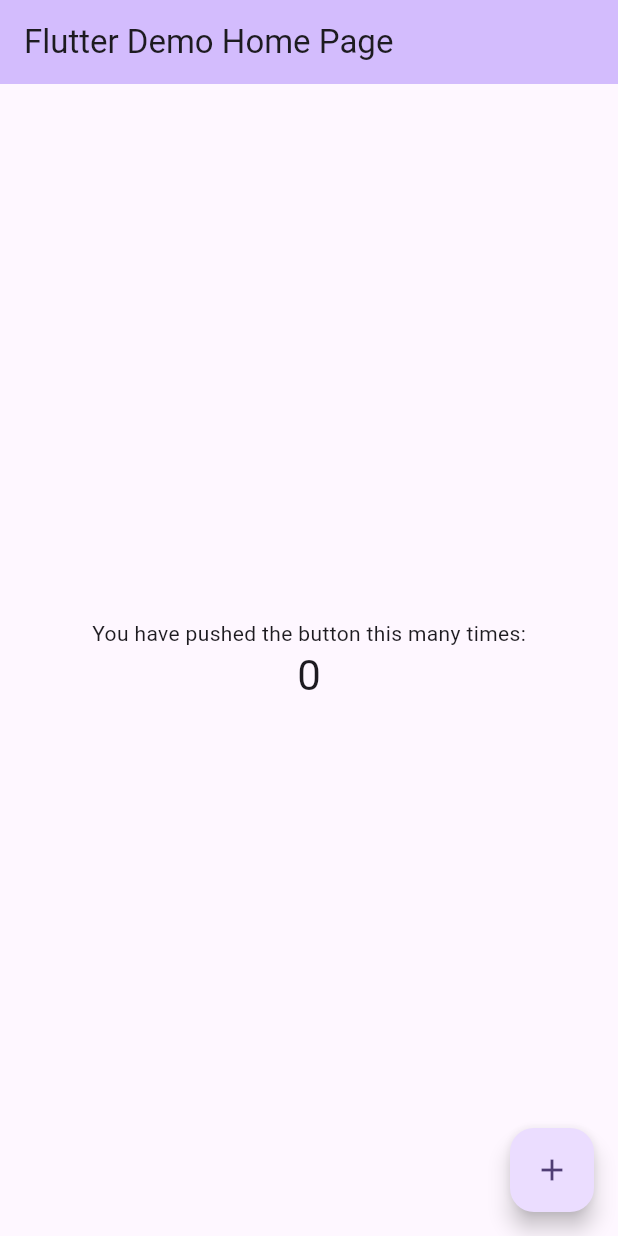
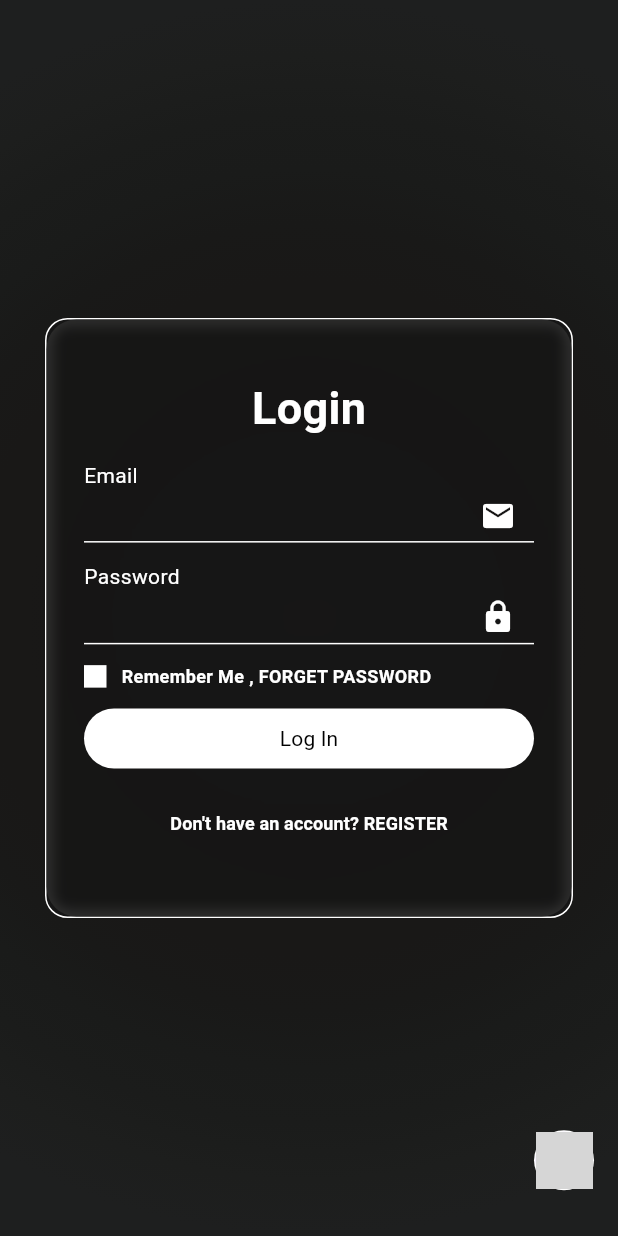
Before and after one commit to HugoM38/lockerz, a Flutter app: the screen it shows after launch, on a phone screen of 412 x 824 dp. Run offline on Flutter 3.47's test engine with Material 3 defaults, Android fonts, the phone set to English and light mode, and no system bars; grey boxes are pictures that could not be loaded.

Commit message:
feat: add login and signup front

```diff
--- /dev/null
+++ b/lib/controllers/login_controller.dart
@@ -0,0 +1,26 @@
+import 'package:flutter/material.dart';
+
+class LoginController {
+  final TextEditingController emailController = TextEditingController();
+  final TextEditingController passwordController = TextEditingController();
+
+  void login(BuildContext context) {
+    final email = emailController.text;
+    final password = passwordController.text;
+
+    if (email == "test@test.com" && password == "password") {
+      ScaffoldMessenger.of(context).showSnackBar(
+        SnackBar(content: Text('Connexion réussie')),
+      );
+    } else {
+      ScaffoldMessenger.of(context).showSnackBar(
+        SnackBar(content: Text('Échec de la connexion')),
+      );
+    }
+  }
+
+  void dispose() {
+    emailController.dispose();
+    passwordController.dispose();
+  }
+}
--- a/lib/main.dart
+++ b/lib/main.dart
@@ -1,125 +1,25 @@
 import 'package:flutter/material.dart';
+import 'views/login_view.dart';
+import 'views/signup_view.dart';
 
 void main() {
-  runApp(const MyApp());
+  runApp(MyApp());
 }
 
 class MyApp extends StatelessWidget {
-  const MyApp({super.key});
-
-  // This widget is the root of your application.
   @override
   Widget build(BuildContext context) {
     return MaterialApp(
-      title: 'Flutter Demo',
+      title: 'Flutter Auth Demo',
       theme: ThemeData(
-        // This is the theme of your application.
-        //
-        // TRY THIS: Try running your application with "flutter run". You'll see
-        // the application has a purple toolbar. Then, without quitting the app,
-        // try changing the seedColor in the colorScheme below to Colors.green
-        // and then invoke "hot reload" (save your changes or press the "hot
-        // reload" button in a Flutter-supported IDE, or press "r" if you used
-        // the command line to start the app).
-        //
-        // Notice that the counter didn't reset back to zero; the application
-        // state is not lost during the reload. To reset the state, use hot
-        // restart instead.
-        //
-        // This works for code too, not just values: Most code changes can be
-        // tested with just a hot reload.
         colorScheme: ColorScheme.fromSeed(seedColor: Colors.deepPurple),
         useMaterial3: true,
       ),
-      home: const MyHomePage(title: 'Flutter Demo Home Page'),
+      initialRoute: '/login',
+      routes: {
+        '/login': (context) => LoginView(),
+        '/signup': (context) => SignupView(),
+      },
     );
   }
 }
-
-class MyHomePage extends StatefulWidget {
-  const MyHomePage({super.key, required this.title});
-
-  // This widget is the home page of your application. It is stateful, meaning
-  // that it has a State object (defined below) that contains fields that affect
-  // how it looks.
-
-  // This class is the configuration for the state. It holds the values (in this
-  // case the title) provided by the parent (in this case the App widget) and
-  // used by the build method of the State. Fields in a Widget subclass are
-  // always marked "final".
-
-  final String title;
-
-  @override
-  State<MyHomePage> createState() => _MyHomePageState();
-}
-
-class _MyHomePageState extends State<MyHomePage> {
-  int _counter = 0;
-
-  void _incrementCounter() {
-    setState(() {
-      // This call to setState tells the Flutter framework that something has
-      // changed in this State, which causes it to rerun the build method below
-      // so that the display can reflect the updated values. If we changed
-      // _counter without calling setState(), then the build method would not be
-      // called again, and so nothing would appear to happen.
-      _counter++;
-    });
-  }
-
-  @override
-  Widget build(BuildContext context) {
-    // This method is rerun every time setState is called, for instance as done
-    // by the _incrementCounter method above.
-    //
-    // The Flutter framework has been optimized to make rerunning build methods
-    // fast, so that you can just rebuild anything that needs updating rather
-    // than having to individually change instances of widgets.
-    return Scaffold(
-      appBar: AppBar(
-        // TRY THIS: Try changing the color here to a specific color (to
-        // Colors.amber, perhaps?) and trigger a hot reload to see the AppBar
-        // change color while the other colors stay the same.
-        backgroundColor: Theme.of(context).colorScheme.inversePrimary,
-        // Here we take the value from the MyHomePage object that was created by
-        // the App.build method, and use it to set our appbar title.
-        title: Text(widget.title),
-      ),
-      body: Center(
-        // Center is a layout widget. It takes a single child and positions it
-        // in the middle of the parent.
-        child: Column(
-          // Column is also a layout widget. It takes a list of children and
-          // arranges them vertically. By default, it sizes itself to fit its
-          // children horizontally, and tries to be as tall as its parent.
-          //
-          // Column has various properties to control how it sizes itself and
-          // how it positions its children. Here we use mainAxisAlignment to
-          // center the children vertically; the main axis here is the vertical
-          // axis because Columns are vertical (the cross axis would be
-          // horizontal).
-          //
-          // TRY THIS: Invoke "debug painting" (choose the "Toggle Debug Paint"
-          // action in the IDE, or press "p" in the console), to see the
-          // wireframe for each widget.
-          mainAxisAlignment: MainAxisAlignment.center,
-          children: <Widget>[
-            const Text(
-              'You have pushed the button this many times:',
-            ),
-            Text(
-              '$_counter',
-              style: Theme.of(context).textTheme.headlineMedium,
-            ),
-          ],
-        ),
-      ),
-      floatingActionButton: FloatingActionButton(
-        onPressed: _incrementCounter,
-        tooltip: 'Increment',
-        child: const Icon(Icons.add),
-      ), // This trailing comma makes auto-formatting nicer for build methods.
-    );
-  }
-}
--- /dev/null
+++ b/lib/models/user_model.dart
@@ -0,0 +1,31 @@
+class User {
+  String firstname;
+  String lastname;
+  String email;
+  String password;
+
+  User({
+    required this.firstname,
+    required this.lastname,
+    required this.email,
+    required this.password,
+  });
+
+  Map<String, dynamic> toJson() {
+    return {
+      'firstname': firstname,
+      'lastname': lastname,
+      'email': email,
+      'password': password,
+    };
+  }
+
+  factory User.fromJson(Map<String, dynamic> json) {
+    return User(
+      firstname: json['firstname'],
+      lastname: json['lastname'],
+      email: json['email'],
+      password: json['password'],
+    );
+  }
+}
--- /dev/null
+++ b/lib/utils/text_utils.dart
@@ -0,0 +1,28 @@
+import 'package:flutter/material.dart';
+
+class TextUtil extends StatelessWidget {
+  final String text;
+  final bool weight;
+  final double size;
+  final Color? color;
+
+  const TextUtil({
+    required this.text,
+    this.weight = false,
+    this.size = 14,
+    this.color,
+    Key? key,
+  }) : super(key: key);
+
+  @override
+  Widget build(BuildContext context) {
+    return Text(
+      text,
+      style: TextStyle(
+        fontSize: size,
+        fontWeight: weight ? FontWeight.bold : FontWeight.normal,
+        color: color ?? Colors.white,
+      ),
+    );
+  }
+}
--- /dev/null
+++ b/lib/views/login_view.dart
@@ -0,0 +1,216 @@
+import 'dart:ui';
+import 'package:flutter/material.dart';
+import '../controllers/login_controller.dart';
+import 'signup_view.dart'; // Assurez-vous que le chemin est correct
+import '../utils/text_utils.dart';
+
+class LoginView extends StatefulWidget {
+  const LoginView({super.key});
+
+  @override
+  State<LoginView> createState() => _LoginViewState();
+}
+
+class _LoginViewState extends State<LoginView> {
+  final LoginController _loginController = LoginController();
+  bool showOption = false; // Ajout de la variable showOption
+
+  @override
+  void dispose() {
+    _loginController.dispose();
+    super.dispose();
+  }
+
+  @override
+  Widget build(BuildContext context) {
+    return Scaffold(
+      floatingActionButton: Container(
+        margin: const EdgeInsets.symmetric(vertical: 10),
+        height: 49,
+        width: double.infinity,
+        child: Row(
+          children: [
+            Expanded(
+              child: showOption ? const SizedBox() : const SizedBox(),
+            ),
+            const SizedBox(width: 20),
+            showOption
+                ? GestureDetector(
+                    onTap: () {
+                      setState(() {
+                        showOption = false;
+                      });
+                    },
+                    child: const Icon(Icons.close, color: Colors.white, size: 30),
+                  )
+                : GestureDetector(
+                    onTap: () {
+                      setState(() {
+                        showOption = true;
+                      });
+                    },
+                    child: const CircleAvatar(
+                      backgroundColor: Colors.white,
+                      child: Padding(
+                        padding: EdgeInsets.all(1),
+                        child: CircleAvatar(
+                          radius: 30,
+                          backgroundImage: AssetImage('assets/sample_image.png'), // Remplacez par une image par défaut si nécessaire
+                        ),
+                      ),
+                    ),
+                  ),
+          ],
+        ),
+      ),
+      body: Container(
+        height: double.infinity,
+        width: double.infinity,
+        decoration: const BoxDecoration(
+          gradient: RadialGradient(
+            colors: [
+              Color(0xFF1a1919),
+              Color(0xFF191818),
+              Color(0xFF191818),
+              Color(0xFF181818),
+              Color(0xFF181717),
+              Color(0xFF191817),
+              Color(0xFF191817),
+              Color(0xFF191918),
+              Color(0xFF1a1b1a),
+              Color(0xFF1b1c1b),
+              Color(0xFF1d1e1d),
+              Color(0xFF1e1f1f),
+            ],
+            center: Alignment.center,
+            radius: 1.0,
+          ),
+        ),
+        alignment: Alignment.center,
+        child: Container(
+          height: 400,
+          width: double.infinity,
+          margin: const EdgeInsets.symmetric(horizontal: 30),
+          decoration: BoxDecoration(
+            border: Border.all(color: Colors.white),
+            borderRadius: BorderRadius.circular(15),
+            color: Colors.black.withOpacity(0.1),
+          ),
+          child: ClipRRect(
+            borderRadius: BorderRadius.circular(20),
+            child: BackdropFilter(
+              filter: ImageFilter.blur(sigmaY: 5, sigmaX: 5),
+              child: Padding(
+                padding: const EdgeInsets.all(25),
+                child: Column(
+                  crossAxisAlignment: CrossAxisAlignment.start,
+                  children: [
+                    const Spacer(),
+                    Center(child: TextUtil(text: "Login", weight: true, size: 30)),
+                    const Spacer(),
+                    TextUtil(text: "Email"),
+                    Container(
+                      height: 35,
+                      decoration: const BoxDecoration(
+                        border: Border(bottom: BorderSide(color: Colors.white)),
+                      ),
+                      child: TextFormField(
+                        controller: _loginController.emailController,
+                        style: const TextStyle(color: Colors.white),
+                        decoration: const InputDecoration(
+                          suffixIcon: Icon(Icons.mail, color: Colors.white),
+                          fillColor: Colors.white,
+                          border: InputBorder.none,
+                        ),
+                      ),
+                    ),
+                    const Spacer(),
+                    TextUtil(text: "Password"),
+                    Container(
+                      height: 35,
+                      decoration: const BoxDecoration(
+                        border: Border(bottom: BorderSide(color: Colors.white)),
+                      ),
+                      child: TextFormField(
+                        controller: _loginController.passwordController,
+                        style: const TextStyle(color: Colors.white),
+                        obscureText: true,
+                        decoration: const InputDecoration(
+                          suffixIcon: Icon(Icons.lock, color: Colors.white),
+                          fillColor: Colors.white,
+                          border: InputBorder.none,
+                        ),
+                      ),
+                    ),
+                    const Spacer(),
+                    Row(
+                      children: [
+                        Container(
+                          height: 15,
+                          width: 15,
+                          color: Colors.white,
+                        ),
+                        const SizedBox(width: 10),
+                        Expanded(
+                          child: TextUtil(
+                            text: "Remember Me , FORGET PASSWORD",
+                            size: 12,
+                            weight: true,
+                          ),
+                        ),
+                      ],
+                    ),
+                    const Spacer(),
+                    Container(
+                      height: 40,
+                      width: double.infinity,
+                      decoration: BoxDecoration(
+                        color: Colors.white,
+                        borderRadius: BorderRadius.circular(30),
+                      ),
+                      alignment: Alignment.center,
+                      child: ElevatedButton(
+                        style: ElevatedButton.styleFrom(
+                          backgroundColor: Colors.transparent,
+                          shadowColor: Colors.transparent,
+                          shape: RoundedRectangleBorder(
+                            borderRadius: BorderRadius.circular(30),
+                          ),
+                        ),
+                        onPressed: () {
+                          _loginController.login(context);
+                        },
+                        child: TextUtil(
+                          text: "Log In",
+                          color: Colors.black,
+                        ),
+                      ),
+                    ),
+                    const Spacer(),
+                    Center(
+                      child: TextButton(
+                        onPressed: () {
+                          Navigator.push(
+                            context,
+                            MaterialPageRoute(builder: (context) => SignupView()),
+                          );
+                        },
+                        child: TextUtil(
+                          text: "Don't have an account? REGISTER",
+                          size: 12,
+                          weight: true,
+                          color: Colors.white,
+                        ),
+                      ),
+                    ),
+                    const Spacer(),
+                  ],
+                ),
+              ),
+            ),
+          ),
+        ),
+      ),
+    );
+  }
+}
--- a/pubspec.yaml
+++ b/pubspec.yaml
@@ -30,6 +30,8 @@ environment:
 dependencies:
   flutter:
     sdk: flutter
+  http: ^1.2.2
+
 
 
   # The following adds the Cupertino Icons font to your application.
```
Also changed, not shown: lib/controllers/auth_controller.dart (added, +21 -0 lines), lib/controllers/signup_controller.dart (added, +35 -0 lines), lib/data/bg_data.dart (added, +10 -0 lines), lib/services/auth_service.dart (added, +35 -0 lines), lib/views/signup_view.dart (added, +193 -0 lines), pubspec.lock.
